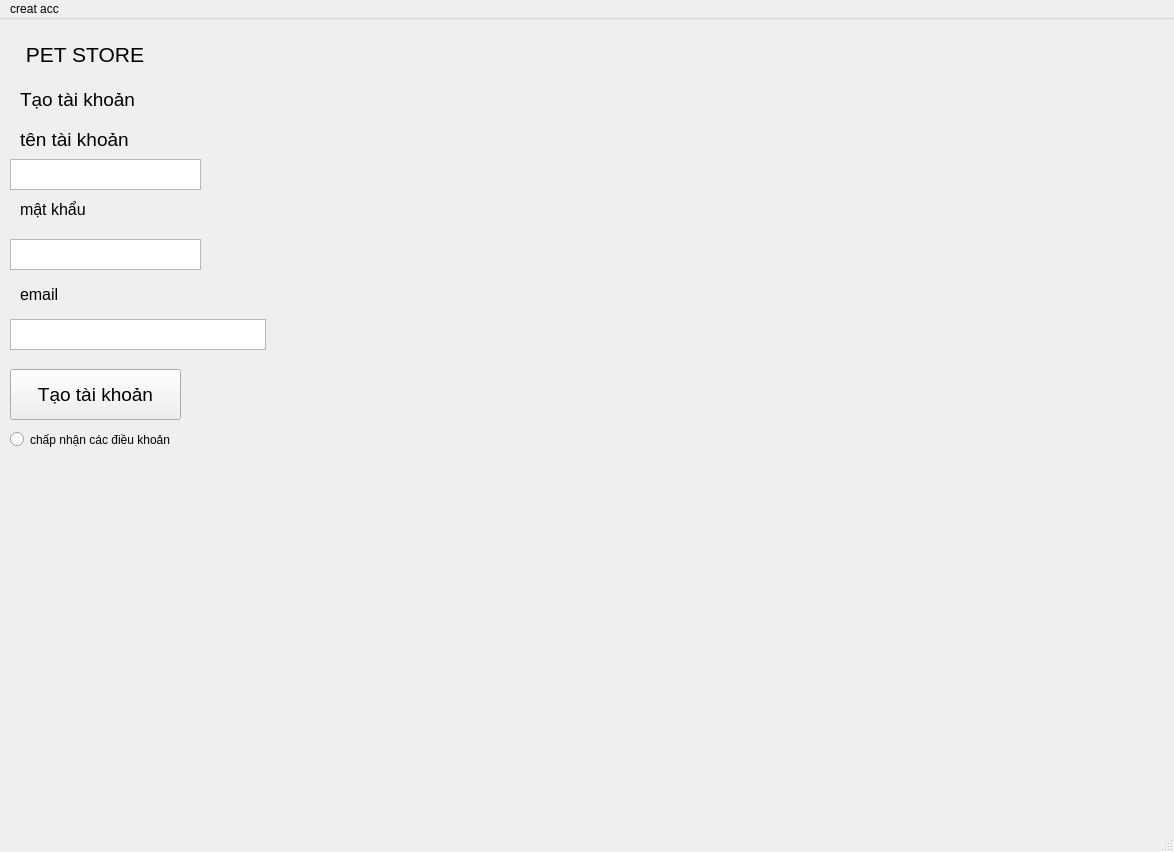
This is resister.ui in nhnlong2012-dev/nger as Qt 5 draws it before an edit. The edited form follows.
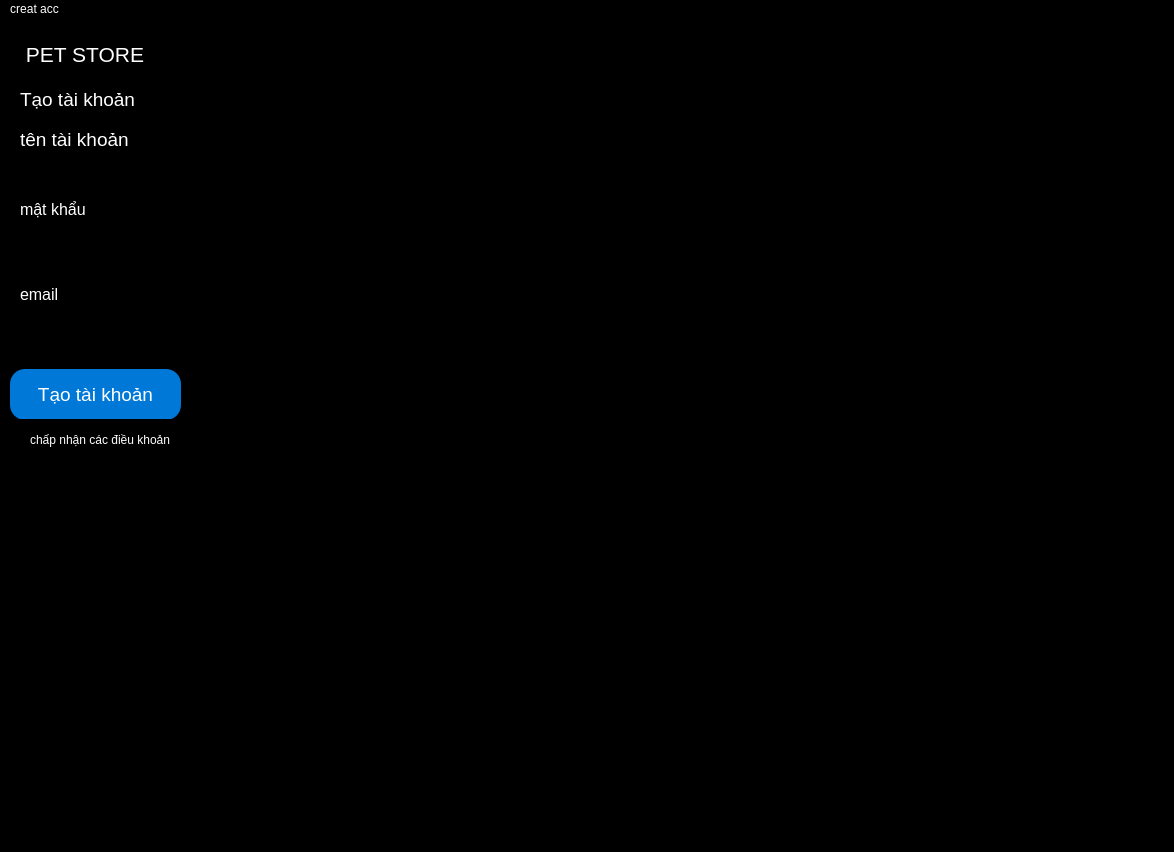
This is the edited form.

```diff
--- a/resister.ui
+++ b/resister.ui
@@ -13,6 +13,13 @@
   <property name="windowTitle">
    <string>MainWindow</string>
   </property>
+  <property name="styleSheet">
+   <string notr="true">QWidget {
+    background-color: #000000;   /* Màu đen */
+    color: white;                /* Màu chữ trắng cho dễ nhìn */
+}
+</string>
+  </property>
   <widget class="QWidget" name="centralwidget">
    <widget class="QLabel" name="label">
     <property name="geometry">
@@ -148,9 +155,25 @@
       <pointsize>14</pointsize>
      </font>
     </property>
+    <property name="styleSheet">
+     <string notr="true">QPushButton {
+    background-color: #0078D7;   /* Màu nền */
+    color: white;                /* Màu chữ */
+    border-radius: 15px;         /* Bo tròn 15px */
+    border: none;                /* Bỏ viền */
+    padding: 6px 12px;           /* Cách lề trong nút */
+}
+</string>
+    </property>
     <property name="text">
      <string>Tạo tài khoản</string>
     </property>
+    <property name="autoDefault">
+     <bool>false</bool>
+    </property>
+    <property name="flat">
+     <bool>false</bool>
+    </property>
    </widget>
    <widget class="QRadioButton" name="radioButton">
     <property name="geometry">
```
